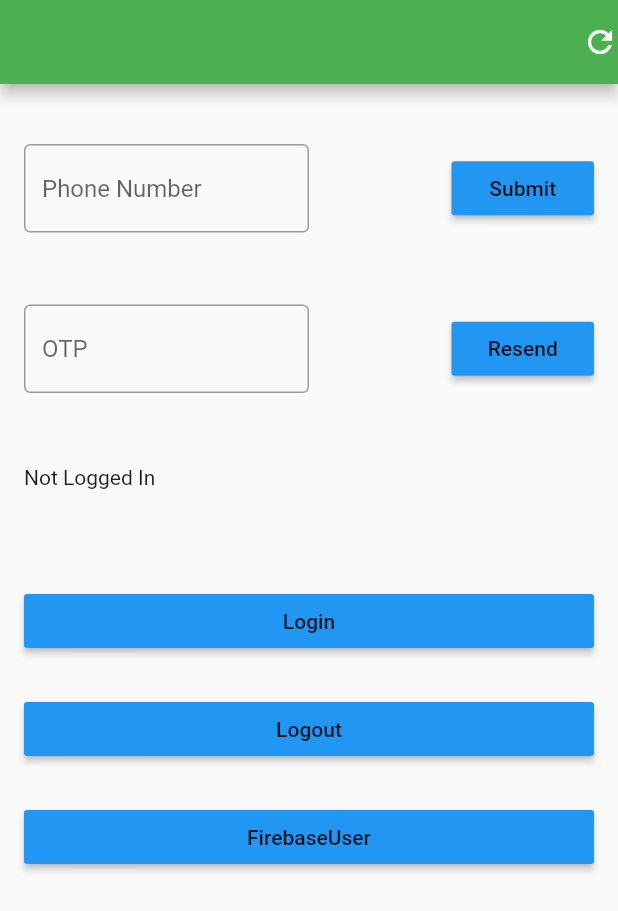
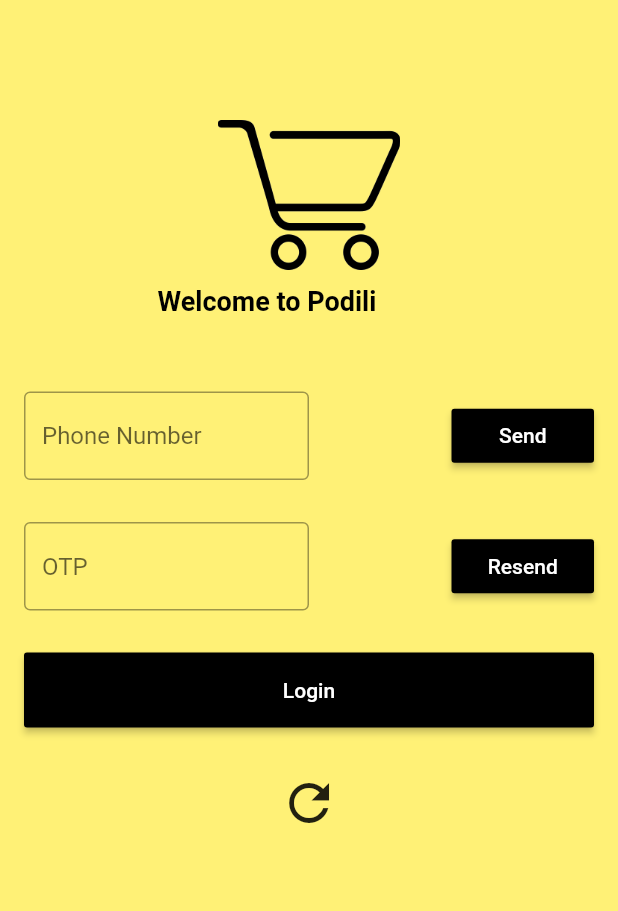
Before and after one commit to GuptaWeber/the_podili, a Flutter app: the screen it shows after launch, on a phone screen of 412 x 824 dp. Shown: the top 911 px of the screen. Run offline on Flutter 3.47's test engine with Material 2 defaults, Android fonts, the phone set to English and light mode, and no system bars; our stand-ins replace cloud_firestore, firebase_auth, firebase_core, firebase_storage, fluttertoast, image_picker and 1 more; missing offline and left inert: razorpay_flutter, twilio_flutter; accounts and stored records are empty.

Commit message:
PhoneAuth UI

```diff
--- a/lib/PhoneAuth.dart
+++ b/lib/PhoneAuth.dart
@@ -1,6 +1,7 @@
 import 'package:flutter/material.dart';
 import 'package:firebase_auth/firebase_auth.dart';
 import 'package:cloud_firestore/cloud_firestore.dart';
+import 'package:fluttertoast/fluttertoast.dart';
 import 'Config/config.dart';
 import 'Store/storehome.dart';
 
@@ -64,6 +65,7 @@ class _PhoneAuthState extends State<PhoneAuth> {
         _firebaseUser = authRes.user;
         print(_firebaseUser.toString());
         checkUser(_firebaseUser);
+
         Route route = MaterialPageRoute(builder: (_) => StoreHome());
         Navigator.pushReplacement(context, route);
       }).catchError((e) => _handleError(e));
@@ -74,6 +76,11 @@ class _PhoneAuthState extends State<PhoneAuth> {
       // Route route = MaterialPageRoute(builder: (_) => StoreHome());
       // Navigator.pushReplacement(context, route);
     } catch (e) {
+      Fluttertoast.showToast(
+          msg: "Invalid OTP",
+          backgroundColor: Colors.black,
+          textColor: Colors.white);
+
       _handleError(e);
     }
   }
@@ -108,47 +115,59 @@ class _PhoneAuthState extends State<PhoneAuth> {
         .setStringList(EcommerceApp.userCartList, ["garbageValue"]);
   }
 
-  Future<void> _logout() async {
-    /// Method to Logout the `FirebaseUser` (`_firebaseUser`)
-    try {
-      // signout code
-      await FirebaseAuth.instance.signOut();
-      _firebaseUser = null;
-      setState(() {
-        _status += 'Signed out\n';
-      });
-    } catch (e) {
-      _handleError(e);
-    }
-  }
+  // Future<void> _logout() async {
+  //   /// Method to Logout the `FirebaseUser` (`_firebaseUser`)
+  //   try {
+  //     // signout code
+  //     await FirebaseAuth.instance.signOut();
+  //     _firebaseUser = null;
+  //     setState(() {
+  //       _status += 'Signed out\n';
+  //     });
+  //   } catch (e) {
+  //     _handleError(e);
+  //   }
+  // }
 
   Future<void> _submitPhoneNumber() async {
     /// NOTE: Either append your phone number country code or add in the code itself
     /// Since I'm in India we use "+91 " as prefix `phoneNumber`
     String phoneNumber = "+91 " + _phoneNumberController.text.toString().trim();
-    print(phoneNumber);
+    // print(phoneNumber);
 
     /// The below functions are the callbacks, separated so as to make code more redable
     void verificationCompleted(AuthCredential phoneAuthCredential) {
-      print('verificationCompleted');
+      // print('verificationCompleted');
+      Fluttertoast.showToast(
+          msg: "Verified Successfully",
+          backgroundColor: Colors.black,
+          textColor: Colors.white);
       setState(() {
         _status += 'verificationCompleted\n';
       });
       this._phoneAuthCredential = phoneAuthCredential;
-      print(phoneAuthCredential);
+      // print(phoneAuthCredential);
     }
 
     void verificationFailed(AuthException error) {
-      print('verificationFailed');
+      // print('verificationFailed');
+      Fluttertoast.showToast(
+          msg: "Verification Failed",
+          backgroundColor: Colors.black,
+          textColor: Colors.white);
       _handleError(error);
     }
 
     void codeSent(String verificationId, [int code]) {
-      print('codeSent');
+      // print('codeSent');
+      Fluttertoast.showToast(
+          msg: "OTP Sent",
+          backgroundColor: Colors.black,
+          textColor: Colors.white);
       this._verificationId = verificationId;
-      print(verificationId);
+      // print(verificationId);
       this._code = code;
-      print(code.toString());
+      // print(code.toString());
       setState(() {
         _status += 'Code Sent\n';
       });
@@ -159,7 +178,11 @@ class _PhoneAuthState extends State<PhoneAuth> {
       setState(() {
         _status += 'codeAutoRetrievalTimeout\n';
       });
-      print(verificationId);
+      Fluttertoast.showToast(
+          msg: "Time Out Resend OTP",
+          backgroundColor: Colors.black,
+          textColor: Colors.white);
+      // print(verificationId);
     }
 
     await FirebaseAuth.instance.verifyPhoneNumber(
@@ -205,28 +228,49 @@ class _PhoneAuthState extends State<PhoneAuth> {
     });
   }
 
-  void _displayUser() {
-    setState(() {
-      _status += _firebaseUser.toString() + '\n';
-    });
-  }
+  // void _displayUser() {
+  //   setState(() {
+  //     _status += _firebaseUser.toString() + '\n';
+  //   });
+  // }
 
   @override
   Widget build(BuildContext context) {
     return Scaffold(
-      appBar: AppBar(
-        actions: [
-          GestureDetector(
-            child: Icon(Icons.refresh),
-            onTap: _reset,
-          ),
-        ],
-      ),
+      // appBar: AppBar(
+      //   actions: [
+      //     GestureDetector(
+      //       child: Icon(Icons.refresh),
+      //       onTap: _reset,
+      //     ),
+      //   ],
+      // ),
+
+      backgroundColor: Colors.yellow.shade300,
       body: ListView(
         padding: EdgeInsets.all(16),
         // mainAxisSize: MainAxisSize.min,
         children: <Widget>[
-          SizedBox(height: 24),
+          SizedBox(height: 64),
+          Image.asset(
+            "images/logo.png",
+            width: 100,
+            height: 100,
+          ),
+          // SizedBox(
+          //   height: 20.0,
+          // ),
+          Padding(
+            padding: EdgeInsets.only(left: 89, top: 10, bottom: 50),
+            child: Text(
+              "Welcome to Podili",
+              style: TextStyle(
+                  color: Colors.black,
+                  fontSize: 18,
+                  fontWeight: FontWeight.bold),
+            ),
+          ),
+
           Row(
             children: <Widget>[
               Expanded(
@@ -244,13 +288,16 @@ class _PhoneAuthState extends State<PhoneAuth> {
                 flex: 1,
                 child: MaterialButton(
                   onPressed: _submitPhoneNumber,
-                  child: Text('Submit'),
-                  color: Theme.of(context).accentColor,
+                  child: Text(
+                    'Send',
+                    style: TextStyle(color: Colors.white),
+                  ),
+                  color: Colors.black,
                 ),
               ),
             ],
           ),
-          SizedBox(height: 48),
+          SizedBox(height: 28),
           Row(
             children: <Widget>[
               Expanded(
@@ -268,32 +315,36 @@ class _PhoneAuthState extends State<PhoneAuth> {
                 flex: 1,
                 child: MaterialButton(
                   onPressed: _submitPhoneNumber,
-                  child: Text('Resend'),
-                  color: Theme.of(context).accentColor,
+                  child: Text(
+                    'Resend',
+                    style: TextStyle(color: Colors.white),
+                  ),
+                  color: Colors.black,
                 ),
               ),
             ],
           ),
-          SizedBox(height: 48),
-          Text('$_status'),
-          SizedBox(height: 48),
+          SizedBox(height: 28),
+          // Text('$_status'),
           MaterialButton(
+            height: 50,
             onPressed: _submitOTP,
-            child: Text('Login'),
-            color: Theme.of(context).accentColor,
+            child: Text(
+              'Login',
+              style: TextStyle(color: Colors.white),
+            ),
+            color: Colors.black,
           ),
-          SizedBox(height: 24),
-          MaterialButton(
-            onPressed: _logout,
-            child: Text('Logout'),
-            color: Theme.of(context).accentColor,
+          SizedBox(
+            height: 30,
           ),
-          SizedBox(height: 24),
-          MaterialButton(
-            onPressed: _displayUser,
-            child: Text('FirebaseUser'),
-            color: Theme.of(context).accentColor,
-          )
+          GestureDetector(
+            child: Icon(
+              Icons.refresh,
+              size: 40,
+            ),
+            onTap: _reset,
+          ),
         ],
       ),
     );
```
